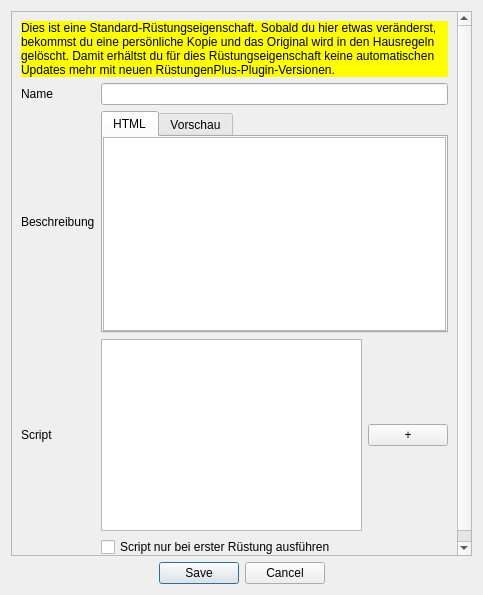
First picture: the form in RuestungenPlus/UI/RSDatenbankEditRuestungseigenschaft.ui, repository brzGatsu/SephrastoPlugins, before the edit.
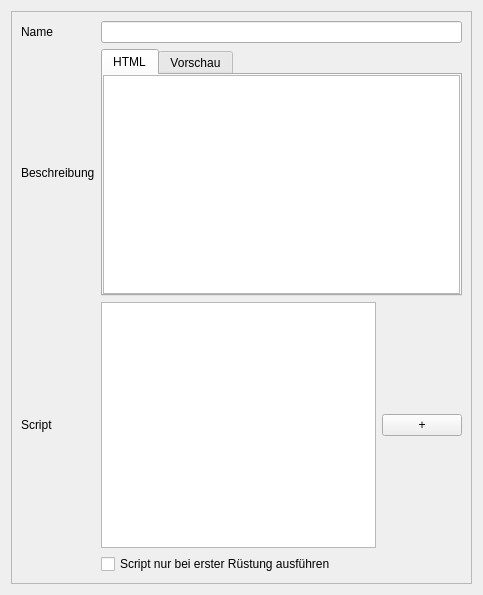
Second picture: the form after the edit.

Commit message: Manöverkarten/RüstungenPlus: compability updates for latest Sephrasto changes.

```diff
--- a/RuestungenPlus/UI/RSDatenbankEditRuestungseigenschaft.ui
+++ b/RuestungenPlus/UI/RSDatenbankEditRuestungseigenschaft.ui
@@ -1,10 +1,7 @@
 <?xml version="1.0" encoding="UTF-8"?>
 <ui version="4.0">
  <class>ruestungseigenschaftDialog</class>
- <widget class="QDialog" name="ruestungseigenschaftDialog">
-  <property name="windowModality">
-   <enum>Qt::ApplicationModal</enum>
-  </property>
+ <widget class="QWidget" name="ruestungseigenschaftDialog">
   <property name="geometry">
    <rect>
     <x>0</x>
@@ -16,8 +13,8 @@
   <property name="windowTitle">
    <string>Sephrasto - Rüstungseigenschaft bearbeiten...</string>
   </property>
-  <layout class="QGridLayout" name="gridLayout_2">
-   <item row="0" column="0">
+  <layout class="QVBoxLayout" name="verticalLayout_3">
+   <item>
     <widget class="QScrollArea" name="scrollArea">
      <property name="widgetResizable">
       <bool>true</bool>
@@ -27,52 +24,29 @@
        <rect>
         <x>0</x>
         <y>0</y>
-        <width>463</width>
-        <height>546</height>
+        <width>459</width>
+        <height>571</height>
        </rect>
       </property>
       <layout class="QGridLayout" name="gridLayout">
-       <item row="1" column="0">
+       <item row="0" column="0">
         <widget class="QLabel" name="label">
          <property name="text">
           <string>Name</string>
          </property>
         </widget>
        </item>
-       <item row="5" column="1">
+       <item row="0" column="1">
+        <widget class="QLineEdit" name="leName"/>
+       </item>
+       <item row="4" column="1">
         <widget class="QCheckBox" name="checkOnlyFirst">
          <property name="text">
           <string>Script nur bei erster Rüstung ausführen</string>
          </property>
         </widget>
        </item>
-       <item row="2" column="0">
-        <widget class="QLabel" name="label_5">
-         <property name="text">
-          <string>Beschreibung</string>
-         </property>
-        </widget>
-       </item>
        <item row="1" column="1">
-        <widget class="QLineEdit" name="leName"/>
-       </item>
-       <item row="0" column="0" colspan="2">
-        <widget class="QLabel" name="warning">
-         <property name="visible">
-          <bool>true</bool>
-         </property>
-         <property name="styleSheet">
-          <string notr="true">background-color: rgb(255, 255, 0); color: black;</string>
-         </property>
-         <property name="text">
-          <string>&lt;html&gt;&lt;head/&gt;&lt;body&gt;&lt;p&gt;Dies ist eine Standard-Rüstungseigenschaft. Sobald du hier etwas veränderst, bekommst du eine persönliche Kopie und das Original wird in den Hausregeln gelöscht. Damit erhältst du für dies Rüstungseigenschaft keine automatischen Updates mehr mit neuen RüstungenPlus-Plugin-Versionen.&lt;/p&gt;&lt;/body&gt;&lt;/html&gt;</string>
-         </property>
-         <property name="wordWrap">
-          <bool>true</bool>
-         </property>
-        </widget>
-       </item>
-       <item row="2" column="1">
         <widget class="QTabWidget" name="tabWidget">
          <property name="currentIndex">
           <number>0</number>
@@ -133,7 +107,21 @@
          </widget>
         </widget>
        </item>
-       <item row="3" column="1">
+       <item row="2" column="0">
+        <widget class="QLabel" name="label_2">
+         <property name="text">
+          <string>Script</string>
+         </property>
+        </widget>
+       </item>
+       <item row="1" column="0">
+        <widget class="QLabel" name="label_5">
+         <property name="text">
+          <string>Beschreibung</string>
+         </property>
+        </widget>
+       </item>
+       <item row="2" column="1">
         <layout class="QHBoxLayout" name="horizontalLayout">
          <item>
           <widget class="QPlainTextEdit" name="teScript"/>
@@ -150,30 +138,10 @@
          </item>
         </layout>
        </item>
-       <item row="3" column="0">
-        <widget class="QLabel" name="label_2">
-         <property name="text">
-          <string>Script</string>
-         </property>
-        </widget>
-       </item>
       </layout>
      </widget>
     </widget>
    </item>
-   <item row="1" column="0">
-    <widget class="QDialogButtonBox" name="buttonBox">
-     <property name="orientation">
-      <enum>Qt::Horizontal</enum>
-     </property>
-     <property name="standardButtons">
-      <set>QDialogButtonBox::Cancel|QDialogButtonBox::Save</set>
-     </property>
-     <property name="centerButtons">
-      <bool>true</bool>
-     </property>
-    </widget>
-   </item>
   </layout>
  </widget>
  <tabstops>
```
Left out of the diff: 35 changed lines with no effect on the pictures. The commit also changes 8 other files.
